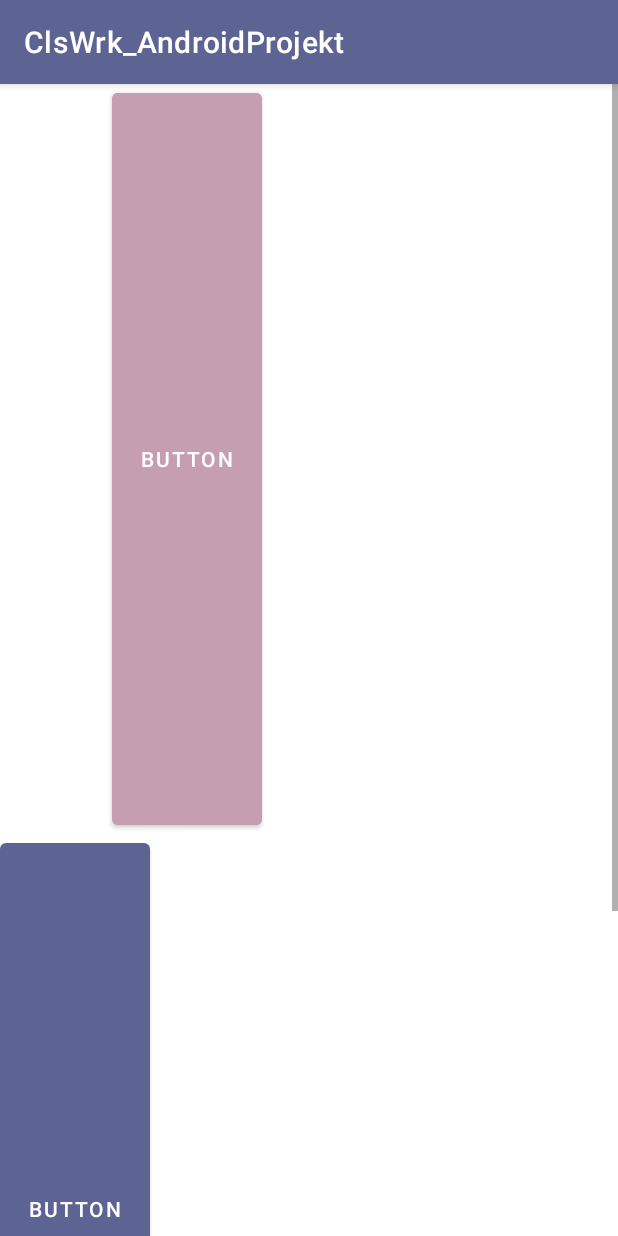
After one commit to Svetttllana/ClsWrk_AndtoidProjkt, an Android app: the KotlinActivity screen opened directly, with no data from a screen before it, on a phone screen of 412 x 824 dp. The commit adds this screen. Run offline under Robolectric (Android 15) with nearby library versions, the phone set to English and light mode, and no system bars.

Commit message:
less19; LineaLlayout; ScrollView; BuilderPattern;cardView

```diff
--- a/app/src/main/AndroidManifest.xml
+++ b/app/src/main/AndroidManifest.xml
@@ -13,29 +13,37 @@
         android:theme="@style/Theme.ClsWrk_AndroidProjekt"
         tools:targetApi="31">
         <activity
-            android:name=".MainActivity3"
+            android:name=".KotlinActivity"
             android:exported="false">
             <meta-data
                 android:name="android.app.lib_name"
                 android:value="" />
         </activity>
         <activity
+            android:name=".MainActivity3"
+            android:exported="false"
+            android:screenOrientation="portrait">
+            <meta-data
+                android:name="android.app.lib_name"
+                android:value="" />
+        </activity>
+        <activity
             android:name=".MainActivity2"
-            android:exported="false">
+            android:exported="false"
+            android:screenOrientation="portrait">
             <meta-data
                 android:name="android.app.lib_name"
                 android:value="" />
         </activity>
         <activity
             android:name=".MainActivity"
-            android:exported="true">
+            android:exported="true"
+            android:screenOrientation="portrait">
             <intent-filter>
                 <action android:name="android.intent.action.MAIN" />
 
                 <category android:name="android.intent.category.LAUNCHER" />
-
             </intent-filter>
-
             <intent-filter>
                 <action android:name="android.intent.action.OPEN_ACTIVITY1" />
 
--- /dev/null
+++ b/app/src/main/java/com/example/clswrk_androidprojekt/HouseBuilder.kt
@@ -0,0 +1,19 @@
+package com.example.clswrk_androidprojekt
+
+class HouseBuilder(val builder: Builder) {
+
+    fun hasSwimpool() = builder.swimpool
+    fun howManyStocks() = builder.stock
+
+    companion object Builder {
+        var stock: Int = 0
+        var swimpool: Boolean = false
+
+        fun setStock(stock: Int) = apply { this.stock = stock }
+        fun setSwimpool(swimpool: Boolean) = apply { this.swimpool = swimpool }
+
+        fun build(): HouseBuilder {
+            return HouseBuilder(this)
+        }
+    }
+}
--- /dev/null
+++ b/app/src/main/java/com/example/clswrk_androidprojekt/KotlinActivity.kt
@@ -0,0 +1,97 @@
+package com.example.clswrk_androidprojekt
+
+import android.annotation.SuppressLint
+import android.content.Context
+import android.content.Intent
+import androidx.appcompat.app.AppCompatActivity
+import android.os.Bundle
+import android.util.Log
+import android.widget.Button
+import android.widget.Toast
+
+
+class KotlinActivity : AppCompatActivity() {
+    @SuppressLint("MissingInflatedId")
+    override fun onCreate(savedInstanceState: Bundle?) {
+        super.onCreate(savedInstanceState)
+        setContentView(R.layout.activity_kotlin)
+
+
+        val btn = findViewById<Button>(R.id.btn)
+//у класса может быть свойство и поведение/
+
+        val person = object{
+            val name = "Svetochka"
+            fun develop(){
+                // а тут мы логируем и передаем в logCat
+                Log.w("Anonime class","Called develop fun")
+            }
+        }
+
+        val person2 = object:Developer {
+            val name = "Katya"
+            override fun develop() {
+                Log.w("Anonym class","Called develop fun DEVELOPER" )
+            }
+        }
+
+val house = HouseBuilder.Builder
+    .setStock(3)
+    .setSwimpool(false)
+    .build()
+
+
+
+
+//тут по нажатию на кнопку будет выплывать тост  с нэймом
+        btn.setOnClickListener {
+
+            Log.w("houseBuilder","${house.hasSwimpool()} ${house.howManyStocks()}" )
+            person.develop()
+            person2.name
+            person2.develop()
+            callAnonymClass(person2)
+Toast.makeText(this,person.name,Toast.LENGTH_SHORT).show()
+        }
+
+        makeRequest("https://googl.com/"){callBackResult->
+           Log.w("callBack result", callBackResult)
+        }
+    }
+
+fun callAnonymClass(developer: Developer){
+    developer.develop()
+
+}
+
+
+
+fun makeRequest(url:String,argForCallBack:(string:String)->Unit){
+argForCallBack.invoke("callBAckResult from methood $url")
+}
+
+
+
+//        val lambda = {string:String -> Toast.makeText(this, " your text is", //$string",
+//            Toast.LENGTH_SHORT).show()
+
+      //  lambda("Set text in lambda")
+
+
+
+    companion object {
+        fun kotlinActivityStart(context: Context) {
+            context.startActivity(Intent(context, KotlinActivity::class.java))
+        }
+    }
+
+
+}
+
+
+
+
+interface Developer{
+
+    fun develop()
+}
--- a/app/src/main/java/com/example/clswrk_androidprojekt/MainActivity3.kt
+++ b/app/src/main/java/com/example/clswrk_androidprojekt/MainActivity3.kt
@@ -2,13 +2,16 @@ package com.example.clswrk_androidprojekt
 
 import android.annotation.SuppressLint
 import android.content.Intent
+import android.media.Image
 import androidx.appcompat.app.AppCompatActivity
 import android.os.Bundle
 import android.widget.Button
 import android.widget.EditText
+import android.widget.ImageView
 import android.widget.RadioButton
 import android.widget.TextView
 import androidx.appcompat.app.AlertDialog
+import com.example.clswrk_androidprojekt.KotlinActivity.Companion.kotlinActivityStart
 import com.google.android.material.textfield.TextInputLayout
 
 
@@ -25,6 +28,7 @@ class MainActivity3 : AppCompatActivity() {
             startActivity(Intent("android.intent.action.OPEN_ACTIVITY1"))
         }
 
+        val image = findViewById<ImageView>(R.id.ImageView)
             val editTextLog = findViewById<EditText>(R.id.EdTextLogin)
             val editText2Passw = findViewById<EditText>(R.id.EdTextPassword)
             val btDisplayText = findViewById<Button>(R.id.displayBtn)
@@ -42,6 +46,7 @@ class MainActivity3 : AppCompatActivity() {
 
         rb1.setOnClickListener {
             if (rb1.isChecked) {
+                image.setImageResource(R.drawable.cat_inage)
                 rb2.isChecked = false
 
             } else {
@@ -52,6 +57,7 @@ class MainActivity3 : AppCompatActivity() {
         rb2.setOnClickListener {
 
             if (rb2.isChecked) {
+
                 rb1.isChecked = false
             } else {
                 rb2.isChecked = true
@@ -60,7 +66,7 @@ class MainActivity3 : AppCompatActivity() {
         }
 
         btDisplayText.setOnClickListener {
-            //    dialog.show()
+            // dialog.show()
             // надо попробовать сделать и с текст ерор и с лэйаут ерор в одном из них будет выпадать картинка по умолчанию,
             // а в другом та картинка, которую мы поставили
 
@@ -71,11 +77,11 @@ class MainActivity3 : AppCompatActivity() {
             } else if (editText2Passw .text.toString().isEmpty()) {
                 editText2Passw .error = getString(R.string.PassCantBeEmpty)
             } else {
+
+                kotlinActivityStart(this)
                 textView.text = "${editTextLog.text.toString()} ${editText2Passw .text.toString()}"
 
-
-
-
+            }
             val dialog = AlertDialog.Builder(this)
                 .setTitle("Information")
                 .setMessage("Login:" + "${editTextLog.text.toString()} " + "Password:" +"\n ${editText2Passw.text.toString()}")
@@ -84,9 +90,6 @@ class MainActivity3 : AppCompatActivity() {
                     dialog.cancel()}
                 .setNegativeButton("cancel") {dialog, _ -> dialog.cancel()}
             dialog.show()
-
-
         }
     }
 }
-}
--- /dev/null
+++ b/app/src/main/res/layout/activity_kotlin.xml
@@ -0,0 +1,57 @@
+<?xml version="1.0" encoding="utf-8"?>
+<ScrollView
+    xmlns:android="http://schemas.android.com/apk/res/android"
+    xmlns:app="http://schemas.android.com/apk/res-auto"
+    xmlns:tools="http://schemas.android.com/tools"
+    android:layout_width="match_parent"
+    android:orientation="vertical"
+    android:layout_height="match_parent"
+    tools:context=".KotlinActivity">
+
+    <LinearLayout
+        android:layout_width="wrap_content"
+        android:orientation="vertical"
+        android:layout_height="wrap_content">
+    <Button
+        android:id="@+id/btn"
+        android:layout_width="100dp"
+        android:layout_height="500dp"
+        android:text="Button"
+        android:backgroundTint= "#C69EB2"
+        android:layout_gravity="center"
+        app:layout_constraintBottom_toBottomOf="parent"
+        app:layout_constraintEnd_toEndOf="parent"
+        app:layout_constraintStart_toStartOf="parent"
+              app:layout_constraintTop_toTopOf="parent" />
+
+    <Button
+        android:id="@+id/btn2"
+        android:layout_width="100dp"
+        android:layout_height="500dp"
+        android:text="Button"
+        style="@style/BtnStyle"
+      app:layout_constraintBottom_toBottomOf="parent"
+        app:layout_constraintEnd_toEndOf="parent"
+        app:layout_constraintStart_toStartOf="parent"
+        app:layout_constraintTop_toTopOf="parent" />
+
+
+        <androidx.cardview.widget.CardView
+            android:layout_width="150dp"
+            android:layout_height="70dp"
+            android:layout_gravity="center"
+            android:layout_marginStart="100dp"
+            android:paddingTop="10dp"
+            app:cardCornerRadius="40dp">
+
+
+            <TextView
+                android:layout_width="wrap_content"
+                android:layout_height="wrap_content"
+                android:text="The screen is finished!" />
+        </androidx.cardview.widget.CardView>
+
+
+    </LinearLayout>
+
+</ScrollView>
--- a/app/src/main/res/layout/activity_main2.xml
+++ b/app/src/main/res/layout/activity_main2.xml
@@ -25,7 +25,7 @@
         android:id="@+id/ImageView"
         android:layout_width="182dp"
         android:layout_height="189dp"
-        android:src="@drawable/Cat_image"
+        android:src="@drawable/cat_inage"
         app:layout_constraintBottom_toBottomOf="parent"
         app:layout_constraintEnd_toEndOf="parent"
         app:layout_constraintHorizontal_bias="0.449"
```
Lines whose indentation alone changed are shown as unchanged.
